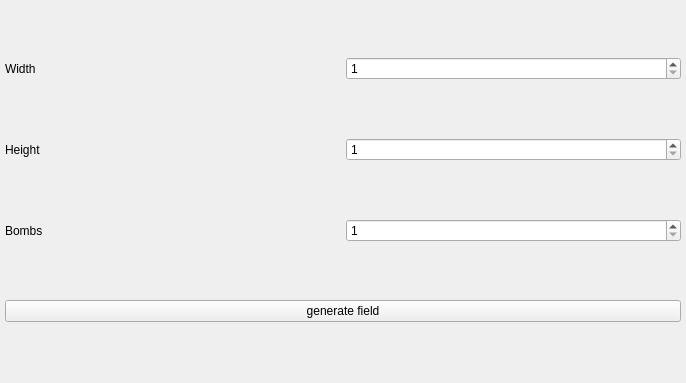
Before: the Qt Designer form mainwindow.ui in mrtokii/sweep-hard, drawn with Qt 5.
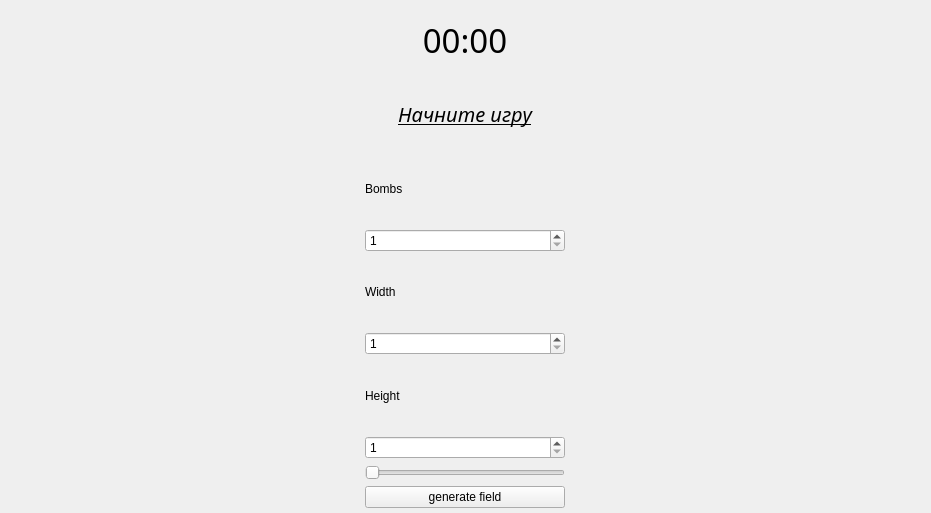
After: the same form once the commit is applied.

Commit message: Отрисовка всех элементов в одном окне

```diff
--- a/mainwindow.ui
+++ b/mainwindow.ui
@@ -6,15 +6,15 @@
    <rect>
     <x>0</x>
     <y>0</y>
-    <width>686</width>
-    <height>383</height>
+    <width>931</width>
+    <height>513</height>
    </rect>
   </property>
   <property name="windowTitle">
    <string>MainWindow</string>
   </property>
   <widget class="QWidget" name="centralWidget">
-   <layout class="QVBoxLayout" name="verticalLayout_2">
+   <layout class="QHBoxLayout" name="horizontalLayout">
     <property name="leftMargin">
      <number>5</number>
     </property>
@@ -28,9 +28,133 @@
      <number>5</number>
     </property>
     <item>
-     <layout class="QHBoxLayout" name="horizontalLayout_5">
+     <layout class="QHBoxLayout" name="fieldPlace"/>
+    </item>
+    <item>
+     <layout class="QVBoxLayout" name="sidePanel" stretch="0,0,0,0,0,0,0,0,0,0">
+      <property name="sizeConstraint">
+       <enum>QLayout::SetMinimumSize</enum>
+      </property>
+      <item>
+       <widget class="QLabel" name="timerLabel">
+        <property name="sizePolicy">
+         <sizepolicy hsizetype="Fixed" vsizetype="Minimum">
+          <horstretch>0</horstretch>
+          <verstretch>0</verstretch>
+         </sizepolicy>
+        </property>
+        <property name="maximumSize">
+         <size>
+          <width>200</width>
+          <height>16777215</height>
+         </size>
+        </property>
+        <property name="font">
+         <font>
+          <family>Segoe UI Light</family>
+          <pointsize>25</pointsize>
+          <weight>50</weight>
+          <bold>false</bold>
+         </font>
+        </property>
+        <property name="styleSheet">
+         <string notr="true"/>
+        </property>
+        <property name="text">
+         <string>00:00</string>
+        </property>
+        <property name="textFormat">
+         <enum>Qt::PlainText</enum>
+        </property>
+        <property name="alignment">
+         <set>Qt::AlignCenter</set>
+        </property>
+       </widget>
+      </item>
+      <item>
+       <widget class="QLabel" name="infoLabel">
+        <property name="sizePolicy">
+         <sizepolicy hsizetype="Fixed" vsizetype="Preferred">
+          <horstretch>0</horstretch>
+          <verstretch>0</verstretch>
+         </sizepolicy>
+        </property>
+        <property name="maximumSize">
+         <size>
+          <width>200</width>
+          <height>16777215</height>
+         </size>
+        </property>
+        <property name="font">
+         <font>
+          <family>Segoe UI Light</family>
+          <pointsize>15</pointsize>
+          <italic>true</italic>
+          <underline>true</underline>
+          <stylestrategy>PreferDefault</stylestrategy>
+          <kerning>true</kerning>
+         </font>
+        </property>
+        <property name="text">
+         <string>Начните игру</string>
+        </property>
+        <property name="alignment">
+         <set>Qt::AlignCenter</set>
+        </property>
+       </widget>
+      </item>
+      <item>
+       <widget class="QLabel" name="label_6">
+        <property name="sizePolicy">
+         <sizepolicy hsizetype="Fixed" vsizetype="Preferred">
+          <horstretch>0</horstretch>
+          <verstretch>0</verstretch>
+         </sizepolicy>
+        </property>
+        <property name="maximumSize">
+         <size>
+          <width>200</width>
+          <height>16777215</height>
+         </size>
+        </property>
+        <property name="text">
+         <string>Bombs</string>
+        </property>
+       </widget>
+      </item>
+      <item>
+       <widget class="QSpinBox" name="spinBoxBombs">
+        <property name="sizePolicy">
+         <sizepolicy hsizetype="Fixed" vsizetype="Fixed">
+          <horstretch>0</horstretch>
+          <verstretch>0</verstretch>
+         </sizepolicy>
+        </property>
+        <property name="maximumSize">
+         <size>
+          <width>200</width>
+          <height>16777215</height>
+         </size>
+        </property>
+        <property name="minimum">
+         <number>1</number>
+        </property>
+       </widget>
+      </item>
       <item>
        <widget class="QLabel" name="label_4">
+        <property name="sizePolicy">
+         <sizepolicy hsizetype="Fixed" vsizetype="Preferred">
+          <horstretch>0</horstretch>
+          <verstretch>0</verstretch>
+         </sizepolicy>
+        </property>
+        <property name="maximumSize">
+         <size>
+          <width>200</width>
+          <height>16777215</height>
+         </size>
+        </property>
         <property name="text">
          <string>Width</string>
         </property>
@@ -38,17 +162,37 @@
       </item>
       <item>
        <widget class="QSpinBox" name="spinBoxWidth">
+        <property name="sizePolicy">
+         <sizepolicy hsizetype="Fixed" vsizetype="Fixed">
+          <horstretch>0</horstretch>
+          <verstretch>0</verstretch>
+         </sizepolicy>
+        </property>
+        <property name="maximumSize">
+         <size>
+          <width>200</width>
+          <height>16777215</height>
+         </size>
+        </property>
         <property name="minimum">
          <number>1</number>
         </property>
        </widget>
       </item>
-     </layout>
-    </item>
-    <item>
-     <layout class="QHBoxLayout" name="horizontalLayout_6">
       <item>
        <widget class="QLabel" name="label_5">
+        <property name="sizePolicy">
+         <sizepolicy hsizetype="Fixed" vsizetype="Preferred">
+          <horstretch>0</horstretch>
+          <verstretch>0</verstretch>
+         </sizepolicy>
+        </property>
+        <property name="maximumSize">
+         <size>
+          <width>200</width>
+          <height>16777215</height>
+         </size>
+        </property>
         <property name="text">
          <string>Height</string>
         </property>
@@ -56,38 +200,69 @@
       </item>
       <item>
        <widget class="QSpinBox" name="spinBoxHeight">
+        <property name="sizePolicy">
+         <sizepolicy hsizetype="Fixed" vsizetype="Fixed">
+          <horstretch>0</horstretch>
+          <verstretch>0</verstretch>
+         </sizepolicy>
+        </property>
+        <property name="maximumSize">
+         <size>
+          <width>200</width>
+          <height>16777215</height>
+         </size>
+        </property>
         <property name="minimum">
          <number>1</number>
         </property>
        </widget>
       </item>
-     </layout>
-    </item>
-    <item>
-     <layout class="QHBoxLayout" name="horizontalLayout_7">
       <item>
-       <widget class="QLabel" name="label_6">
+       <widget class="QSlider" name="difficultySlider">
+        <property name="sizePolicy">
+         <sizepolicy hsizetype="Fixed" vsizetype="Fixed">
+          <horstretch>0</horstretch>
+          <verstretch>0</verstretch>
+         </sizepolicy>
+        </property>
+        <property name="maximumSize">
+         <size>
+          <width>200</width>
+          <height>15</height>
+         </size>
+        </property>
+        <property name="maximum">
+         <number>2</number>
+        </property>
+        <property name="pageStep">
+         <number>1</number>
+        </property>
+        <property name="orientation">
+         <enum>Qt::Horizontal</enum>
+        </property>
+       </widget>
+      </item>
+      <item>
+       <widget class="QPushButton" name="generateField">
+        <property name="sizePolicy">
+         <sizepolicy hsizetype="Fixed" vsizetype="Fixed">
+          <horstretch>0</horstretch>
+          <verstretch>0</verstretch>
+         </sizepolicy>
+        </property>
+        <property name="maximumSize">
+         <size>
+          <width>200</width>
+          <height>16777215</height>
+         </size>
+        </property>
         <property name="text">
-         <string>Bombs</string>
-        </property>
-       </widget>
-      </item>
-      <item>
-       <widget class="QSpinBox" name="spinBoxBombs">
-        <property name="minimum">
-         <number>1</number>
+         <string>generate field</string>
         </property>
        </widget>
       </item>
      </layout>
     </item>
-    <item>
-     <widget class="QPushButton" name="generateField">
-      <property name="text">
-       <string>generate field</string>
-      </property>
-     </widget>
-    </item>
    </layout>
   </widget>
   <widget class="QMenuBar" name="menuBar">
```
Left out of the diff: 4 changed lines with no effect on the pictures. The commit also changes 7 other files.
